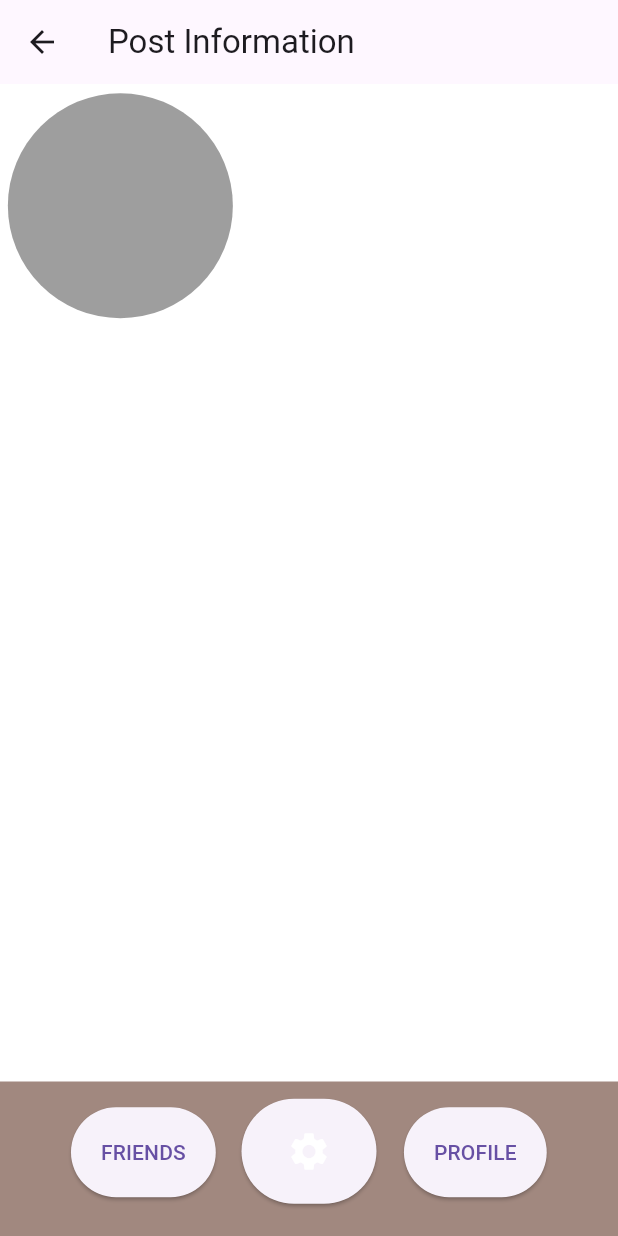
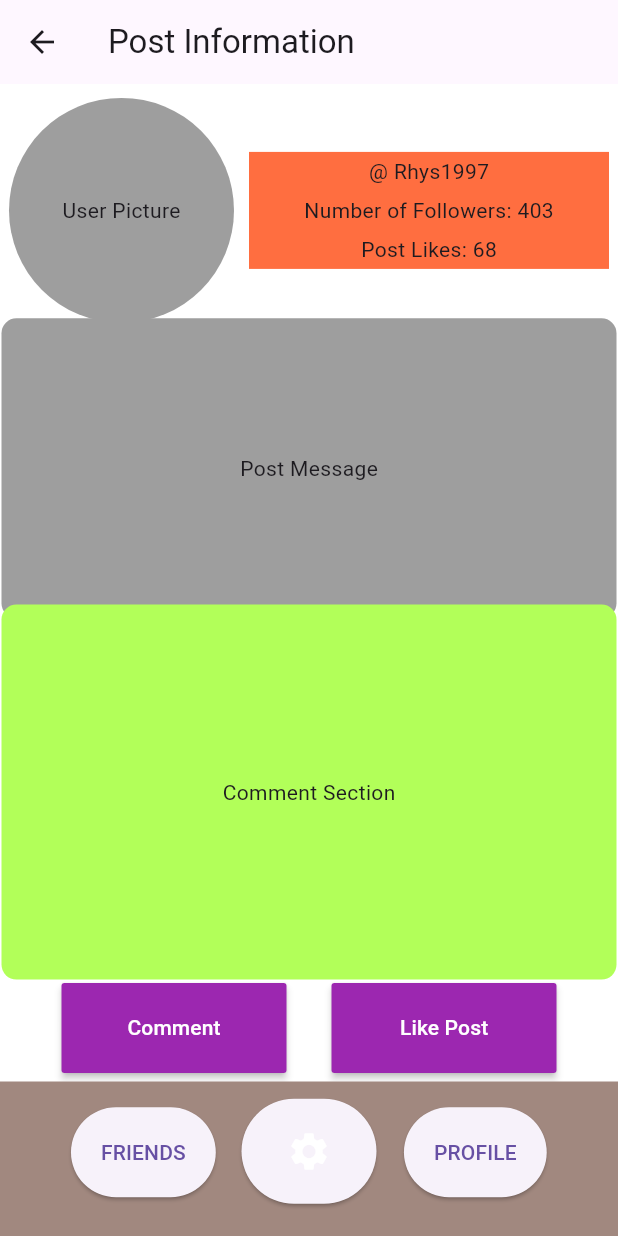
Before and after one commit to RhysRoo/UniFlutterProject, a Flutter app: the screen it shows after launch, item 3 of the bottom bar chosen, on a phone screen of 412 x 824 dp. Run offline on Flutter 3.47's test engine with Material 3 defaults, Android fonts, the phone set to English and light mode, and no system bars.

Commit message:
created_baseline_post_information

```diff
--- a/lib/home_page.dart
+++ b/lib/home_page.dart
@@ -43,7 +43,8 @@ class _HomePageState extends State<HomePage> {
                   height: 650,
                   decoration: const BoxDecoration(
                     color: Colors.black12,
-                    backgroundBlendMode: BlendMode.srcOver,
+                    borderRadius: BorderRadius.horizontal(
+                        left: Radius.circular(50), right: Radius.circular(50)),
                   ),
                   child: Stack(children: [
                     Align(
--- a/lib/user_post.dart
+++ b/lib/user_post.dart
@@ -17,14 +17,105 @@ class UserPost extends StatelessWidget {
           width: MediaQuery.of(context).size.width,
           child: Stack(alignment: Alignment.topLeft, children: [
             Align(
-              alignment: const Alignment(-0.96, -0.98),
+              alignment: const Alignment(-0.0, -0.97),
+              child: Row(
+                mainAxisSize: MainAxisSize.min,
+                children: [
+                  Container(
+                    height: 150,
+                    width: 150,
+                    decoration: const BoxDecoration(
+                      shape: BoxShape.circle,
+                      color: Colors.grey,
+                    ),
+                    alignment: const Alignment(0.0, 0.0),
+                    child: const Text("User Picture"),
+                  ),
+                  const SizedBox(
+                    width: 10,
+                  ),
+                  Container(
+                    height: 78,
+                    width: 240,
+                    color: Colors.deepOrangeAccent,
+                    child: Column(
+                      children: [
+                        Container(
+                          height: 26,
+                          width: 240,
+                          // color: Colors.red,
+                          alignment: const Alignment(0.0, 0.0),
+                          child: const Text("@ Rhys1997"),
+                        ),
+                        Container(
+                          height: 26,
+                          width: 240,
+                          // color: Colors.blue,
+                          alignment: const Alignment(0.0, 0.0),
+                          child: const Text("Number of Followers: 403"),
+                        ),
+                        Container(
+                          height: 26,
+                          width: 240,
+                          // color: Colors.pink,
+                          alignment: const Alignment(0.0, 0.0),
+                          child: const Text("Post Likes: 68"),
+                        ),
+                      ],
+                    ),
+                  ),
+                ],
+              ),
+            ),
+            Align(
+              alignment: const Alignment(0.0, -0.45),
               child: Container(
-                height: 150,
-                width: 150,
-                decoration: const BoxDecoration(
-                  shape: BoxShape.circle,
+                height: 200,
+                width: 410,
+                decoration: BoxDecoration(
                   color: Colors.grey,
+                  borderRadius: BorderRadius.circular(10),
                 ),
+                alignment: const Alignment(0.0, 0.0),
+                child: const Text('Post Message'),
+              ),
+            ),
+            Align(
+              alignment: const Alignment(0.0, 0.34),
+              child: Container(
+                height: 250,
+                width: 410,
+                decoration: BoxDecoration(
+                  color: Colors.lightGreenAccent,
+                  borderRadius: BorderRadius.circular(10),
+                ),
+                alignment: const Alignment(0.0, 0.0),
+                child: const Text("Comment Section"),
+              ),
+            ),
+            Align(
+              alignment: const Alignment(0.0, 0.693),
+              child: Row(
+                mainAxisSize: MainAxisSize.min,
+                children: [
+                  MaterialButton(
+                    onPressed: () {},
+                    color: Colors.purple,
+                    height: 60,
+                    minWidth: 150,
+                    textColor: Colors.white,
+                    child: const Text("Comment"),
+                  ),
+                  const SizedBox(width: 30),
+                  MaterialButton(
+                    onPressed: () {},
+                    color: Colors.purple,
+                    height: 60,
+                    minWidth: 150,
+                    textColor: Colors.white,
+                    child: const Text("Like Post"),
+                  ),
+                ],
               ),
             ),
             Align(
```
